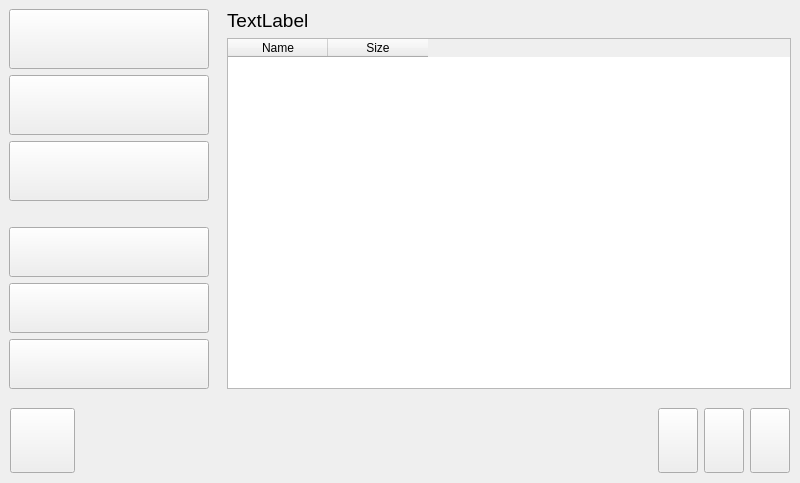
re3Dprinting/touchscreen, file ClientApp/qt/printpage_qt.ui: the form before one commit.
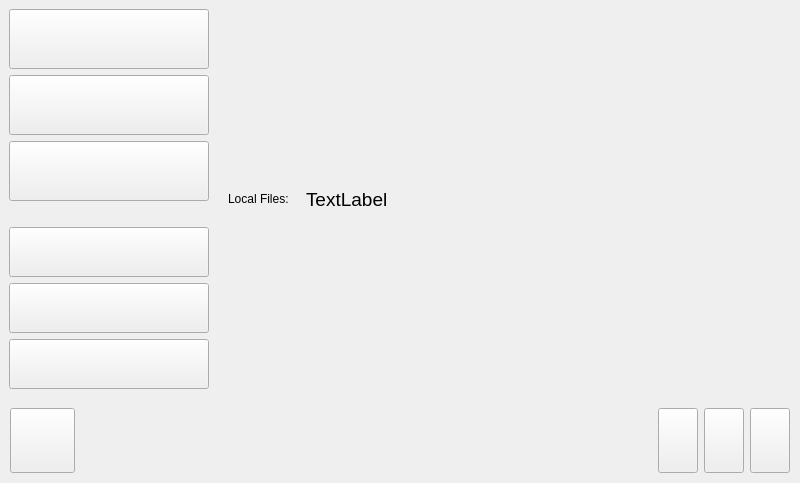
The form after the commit. Icons and pictures are not drawn.

Commit message: Attempting to give QML table focus on startup for userupdate feature QML Table implemented for SD/USB/Local printing Popup implemented when updating software

```diff
--- a/ClientApp/qt/printpage_qt.ui
+++ b/ClientApp/qt/printpage_qt.ui
@@ -358,8 +358,53 @@
        </widget>
        <widget class="QWidget" name="Local">
         <layout class="QVBoxLayout" name="verticalLayout_4">
+         <property name="spacing">
+          <number>0</number>
+         </property>
+         <property name="leftMargin">
+          <number>0</number>
+         </property>
+         <property name="topMargin">
+          <number>0</number>
+         </property>
+         <property name="rightMargin">
+          <number>0</number>
+         </property>
+         <property name="bottomMargin">
+          <number>0</number>
+         </property>
+         <item>
+          <layout class="QHBoxLayout" name="Text3">
+           <property name="spacing">
+            <number>0</number>
+           </property>
+           <property name="leftMargin">
+            <number>10</number>
+           </property>
+           <property name="topMargin">
+            <number>10</number>
+           </property>
+           <property name="rightMargin">
+            <number>10</number>
+           </property>
+           <property name="bottomMargin">
+            <number>10</number>
+           </property>
+           <item>
+            <widget class="QLabel" name="Local_Label">
+             <property name="text">
+              <string>Local Files:     </string>
+             </property>
+            </widget>
+           </item>
          <item>
           <widget class="QLabel" name="loc_pathlabel">
+             <property name="sizePolicy">
+              <sizepolicy hsizetype="Expanding" vsizetype="Preferred">
+               <horstretch>0</horstretch>
+               <verstretch>0</verstretch>
+              </sizepolicy>
+             </property>
            <property name="font">
             <font>
              <pointsize>14</pointsize>
@@ -370,19 +415,10 @@
            </property>
           </widget>
          </item>
+          </layout>
+         </item>
          <item>
-          <widget class="QTableWidget" name="LocalFileList">
-           <column>
-            <property name="text">
-             <string>Name</string>
-            </property>
-           </column>
-           <column>
-            <property name="text">
-             <string>Size</string>
-            </property>
-           </column>
-          </widget>
+          <layout class="QHBoxLayout" name="LocalTableLayout"/>
          </item>
         </layout>
        </widget>
```
Left out of the diff: 127 changed lines with no effect on the pictures. Lines whose indentation alone changed are shown as unchanged. The commit also changes 10 other files.
